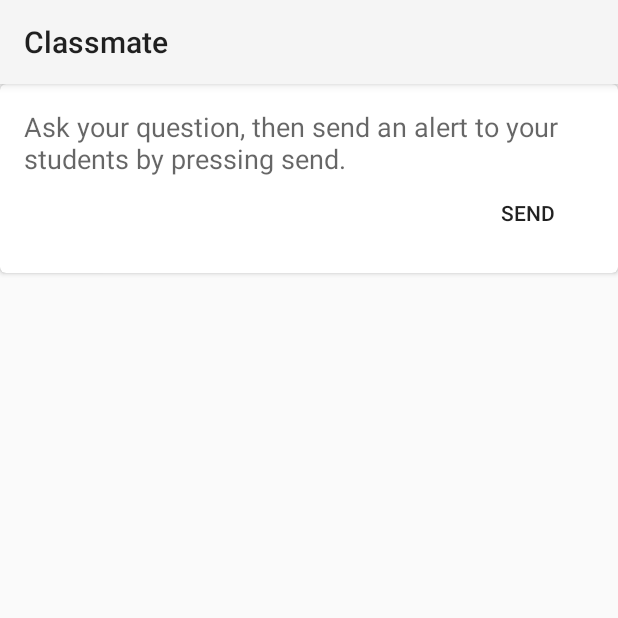
After one commit to colegarien/SDDTermProject, an Android app: the fragment TeacherQuestion shown on its own in the app's theme, on a phone screen of 412 x 824 dp, the top half of it. The commit adds this screen. Run offline under Robolectric (Android 15) with nearby library versions, the phone set to English and light mode, and no system bars.

Commit message:
Connor Archer's Teacher Question Module up to date. Completes my Sprint 1 Requirements.

```diff
--- a/app/build.gradle
+++ b/app/build.gradle
@@ -2,7 +2,7 @@ apply plugin: 'com.android.application'
 
 android {
     compileSdkVersion 23
-    buildToolsVersion "23.0.0"
+    buildToolsVersion '23.0.1'
 
     defaultConfig {
         applicationId "edu.uco.schambers.classmate"
@@ -20,7 +20,7 @@ android {
 }
 
 dependencies {
-    compile fileTree(dir: 'libs', include: ['*.jar'])
+    compile fileTree(include: ['*.jar'], dir: 'libs')
     compile 'com.android.support:cardview-v7:23.0.1'
     compile 'com.android.support:support-v4:23.0.1'
 }
--- a/app/src/main/java/edu/uco/schambers/classmate/Fragments/Debug.java
+++ b/app/src/main/java/edu/uco/schambers/classmate/Fragments/Debug.java
@@ -132,9 +132,8 @@ public class Debug extends Fragment
             @Override
             public void onClick(View v)
             {
-                showRequestToast();
-                //create an instance of your fragment here and pass it to the next function
-                launchFragment(null);
+                Fragment teacherQuestion = TeacherQuestion.newInstance("test", "test");
+                launchFragment(teacherQuestion);
             }
         });
 
--- /dev/null
+++ b/app/src/main/java/edu/uco/schambers/classmate/Fragments/TeacherQuestion.java
@@ -0,0 +1,140 @@
+package edu.uco.schambers.classmate.Fragments;
+
+import android.app.Activity;
+import android.content.Intent;
+import android.net.Uri;
+import android.os.Bundle;
+import android.app.Fragment;
+import android.view.LayoutInflater;
+import android.view.View;
+import android.view.ViewGroup;
+import android.widget.Button;
+import android.widget.Toast;
+
+import edu.uco.schambers.classmate.BroadcastReceivers.CallForStudentQuestionResponseReceiver;
+import edu.uco.schambers.classmate.R;
+
+/**
+ * A simple {@link Fragment} subclass.
+ * Activities that contain this fragment must implement the
+ * {@link TeacherQuestion.OnFragmentInteractionListener} interface
+ * to handle interaction events.
+ * Use the {@link TeacherQuestion#newInstance} factory method to
+ * create an instance of this fragment.
+ */
+public class TeacherQuestion extends Fragment {
+    // TODO: Rename parameter arguments, choose names that match
+    // the fragment initialization parameters, e.g. ARG_ITEM_NUMBER
+    private static final String ARG_PARAM1 = "param1";
+    private static final String ARG_PARAM2 = "param2";
+
+    // TODO: Rename and change types of parameters
+    private String mParam1;
+    private String mParam2;
+
+    private Button toggleBtn;
+
+    private boolean toggle;
+
+
+    private OnFragmentInteractionListener mListener;
+
+    /**
+     * Use this factory method to create a new instance of
+     * this fragment using the provided parameters.
+     *
+     * @param param1 Parameter 1.
+     * @param param2 Parameter 2.
+     * @return A new instance of fragment TeacherQuestion.
+     */
+    // TODO: Rename and change types and number of parameters
+    public static TeacherQuestion newInstance(String param1, String param2) {
+        TeacherQuestion fragment = new TeacherQuestion();
+        Bundle args = new Bundle();
+        args.putString(ARG_PARAM1, param1);
+        args.putString(ARG_PARAM2, param2);
+        fragment.setArguments(args);
+        return fragment;
+    }
+
+    public TeacherQuestion() {
+        // Required empty public constructor
+    }
+
+    @Override
+    public void onCreate(Bundle savedInstanceState) {
+        super.onCreate(savedInstanceState);
+        if (getArguments() != null) {
+            mParam1 = getArguments().getString(ARG_PARAM1);
+            mParam2 = getArguments().getString(ARG_PARAM2);
+        }
+    }
+
+    @Override
+    public View onCreateView(LayoutInflater inflater, ViewGroup container,
+                             Bundle savedInstanceState) {
+        // Inflate the layout for this fragment
+        View rootView = inflater.inflate(R.layout.fragment_teacher_question, container, false);
+        initUI(rootView);
+        return rootView;
+    }
+
+    private void initUI(final View rootView){
+        toggleBtn = (Button) rootView.findViewById(R.id.btn_send_question_propose);
+        toggle = true;
+
+        toggleBtn.setOnClickListener(new View.OnClickListener() {
+            @Override
+            public void onClick(View v) {
+                if (toggle) {
+                    toggleBtn.setText(R.string.btn_teacher_collect);
+                    sendQuestion();
+                    toggle = false;
+                } else {
+                    toggleBtn.setText(R.string.btn_teacher_send);
+                    sendCollection();
+                    toggle = true;
+                }
+            }
+        });
+
+    }
+
+    private void sendQuestion(){
+        //TODO implement sendQuestion method
+
+        sendTestCallToResponseBroadcast();
+        //stub toast
+        Toast.makeText(getActivity(), "Question sent to class!", Toast.LENGTH_SHORT).show();
+    }
+
+    private void sendCollection(){
+        //TODO implement sendCollection method
+
+        //stub toast
+        Toast.makeText(getActivity(), "Answers collected from class!", Toast.LENGTH_SHORT).show();
+    }
+
+    private void sendTestCallToResponseBroadcast()
+    {
+        Intent questionResponseBroadcastIntent = CallForStudentQuestionResponseReceiver.getStartIntent(getActivity());
+        getActivity().sendBroadcast(questionResponseBroadcastIntent);
+    }
+
+
+    /**
+     * This interface must be implemented by activities that contain this
+     * fragment to allow an interaction in this fragment to be communicated
+     * to the activity and potentially other fragments contained in that
+     * activity.
+     * <p/>
+     * See the Android Training lesson <a href=
+     * "http://developer.android.com/training/basics/fragments/communicating.html"
+     * >Communicating with Other Fragments</a> for more information.
+     */
+    public interface OnFragmentInteractionListener {
+        // TODO: Update argument type and name
+        public void onFragmentInteraction(Uri uri);
+    }
+
+}
--- /dev/null
+++ b/app/src/main/res/layout/fragment_teacher_question.xml
@@ -0,0 +1,10 @@
+<FrameLayout xmlns:android="http://schemas.android.com/apk/res/android"
+    xmlns:tools="http://schemas.android.com/tools" android:layout_width="match_parent"
+    android:layout_height="match_parent"
+    tools:context="edu.uco.schambers.classmate.Fragments.TeacherQuestion">
+
+    <!-- TODO: Update fragment layout -->
+    <include layout="@layout/question_propose_card"/>
+
+
+</FrameLayout>
--- /dev/null
+++ b/app/src/main/res/layout/question_propose_card.xml
@@ -0,0 +1,44 @@
+<?xml version="1.0" encoding="utf-8"?>
+<LinearLayout xmlns:android="http://schemas.android.com/apk/res/android"
+    xmlns:card_view="http://schemas.android.com/apk/res-auto"
+    android:layout_width="match_parent"
+    android:layout_height="match_parent"
+    android:orientation="vertical">
+
+    <android.support.v7.widget.CardView
+        android:id="@+id/question_propose_card"
+        android:layout_width="match_parent"
+        android:layout_height="wrap_content"
+        card_view:cardCornerRadius="4dp"
+        >
+
+        <RelativeLayout
+            android:layout_width="match_parent"
+            android:layout_height="wrap_content"
+            android:padding="16dp"
+            >
+
+            <TextView
+                android:id="@+id/propose_card_question_text"
+                android:layout_width="match_parent"
+                android:layout_height="wrap_content"
+                android:layout_gravity="center"
+                android:text="@string/default_teacher_question_description"
+                android:textAppearance="?android:attr/textAppearanceMedium"/>
+
+            <Button
+                android:id="@+id/btn_send_question_propose"
+                android:layout_width="wrap_content"
+                android:layout_height="wrap_content"
+                android:text="@string/btn_send"
+                android:layout_below="@id/propose_card_question_text"
+                android:layout_alignParentEnd="true"
+                style="?android:borderlessButtonStyle"
+                />
+
+
+        </RelativeLayout>
+
+    </android.support.v7.widget.CardView>
+
+</LinearLayout>
--- a/app/src/main/res/values/strings.xml
+++ b/app/src/main/res/values/strings.xml
@@ -18,6 +18,12 @@
 
 <!-- TODO: Remove or change this placeholder text -->
     <string name="hello_blank_fragment">Hello blank fragment</string>
+
+<!--Question by Teacher Interface Strings -->
+    <string name="default_teacher_question_description">Ask your question, then send an alert to
+        your students by pressing send.</string>
+    <string name="btn_teacher_send">Send</string>
+    <string name="btn_teacher_collect">Collect</string>
 
 <!--Question Response Interface Strings -->
     <string name="default_simple_question_description">Your teacher has read a question and its
```
Also changed, not shown: 1 other file.
